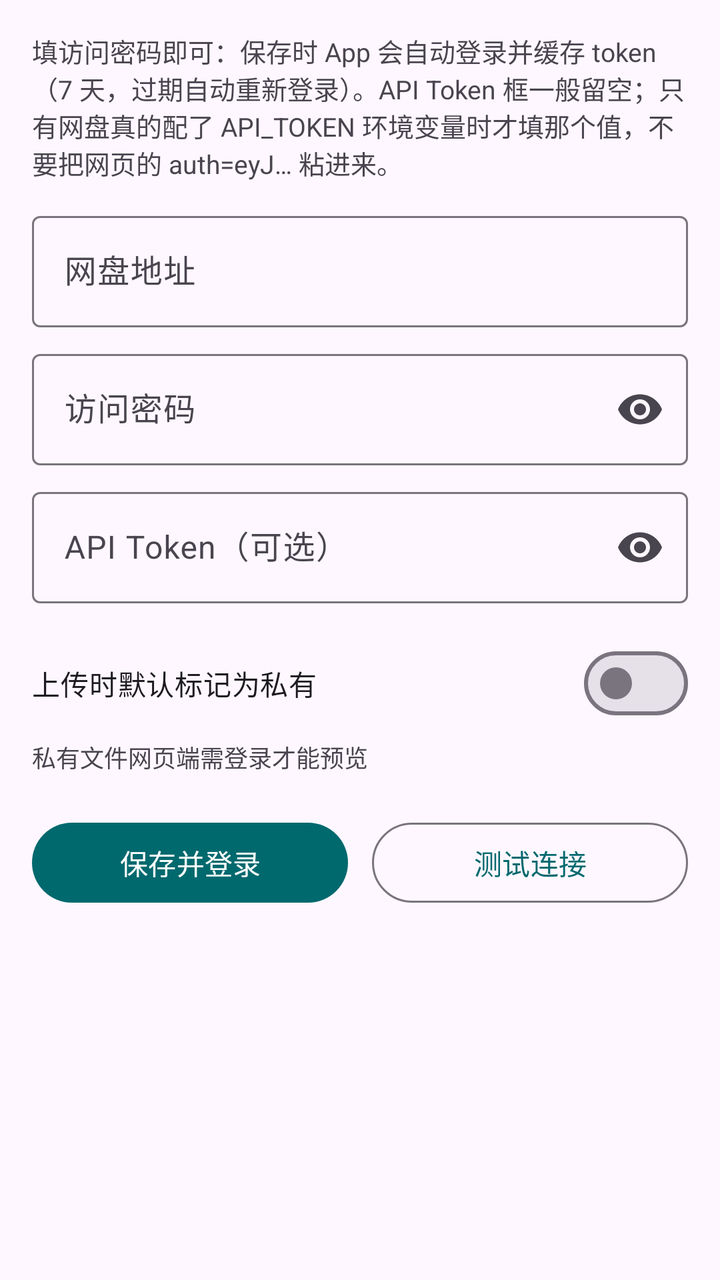
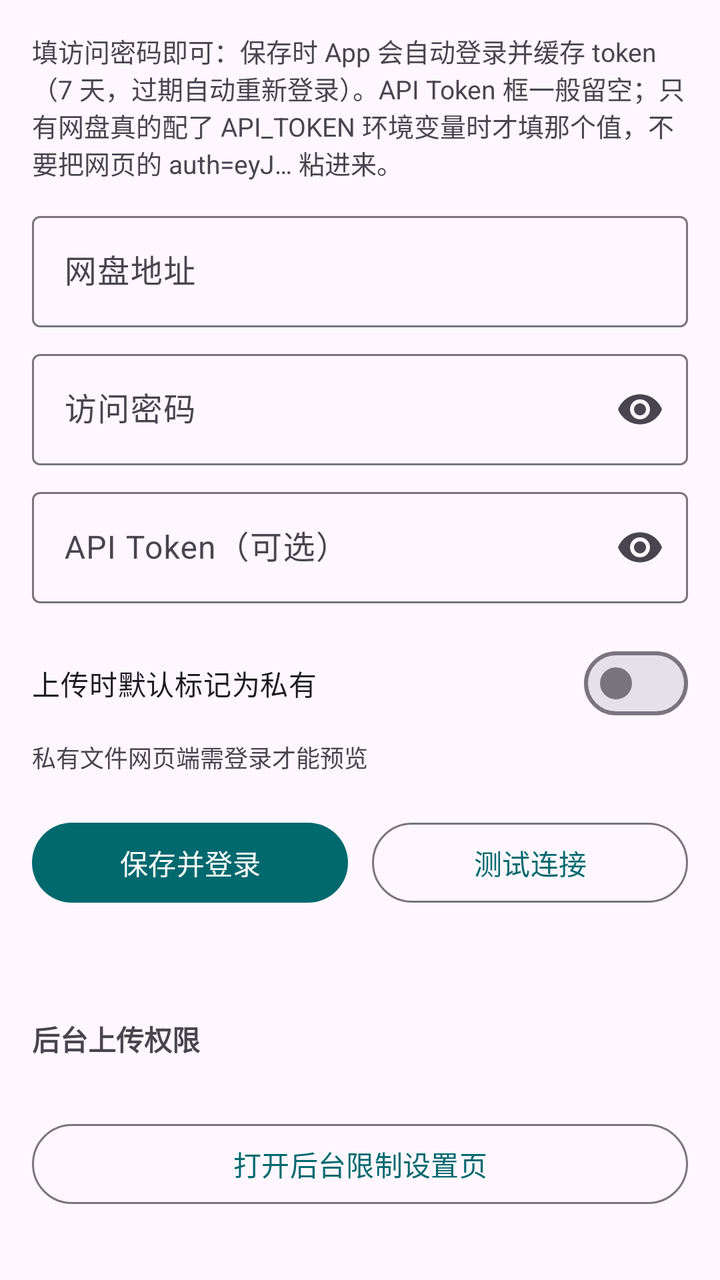

The first picture is an Android layout as it rendered before a commit; the second is the same layout after the commit. The layout source and the unified diff follow.
<!-- AndroidManifest.xml: application theme Theme.OtterHub -->
<!-- res/layout/activity_settings.xml -->
<?xml version="1.0" encoding="utf-8"?>
<ScrollView xmlns:android="http://schemas.android.com/apk/res/android"
    xmlns:app="http://schemas.android.com/apk/res-auto"
    android:layout_width="match_parent"
    android:layout_height="match_parent">

    <LinearLayout
        android:layout_width="match_parent"
        android:layout_height="wrap_content"
        android:orientation="vertical"
        android:padding="16dp">

        <TextView
            android:layout_width="match_parent"
            android:layout_height="wrap_content"
            android:paddingBottom="12dp"
            android:text="@string/settings_hint"
            android:textSize="13sp" />

        <com.google.android.material.textfield.TextInputLayout
            android:layout_width="match_parent"
            android:layout_height="wrap_content"
            android:hint="@string/settings_base_url">

            <com.google.android.material.textfield.TextInputEditText
                android:id="@+id/inputBaseUrl"
                android:layout_width="match_parent"
                android:layout_height="wrap_content"
                android:inputType="textUri" />
        </com.google.android.material.textfield.TextInputLayout>

        <com.google.android.material.textfield.TextInputLayout
            android:layout_width="match_parent"
            android:layout_height="wrap_content"
            android:layout_marginTop="8dp"
            android:hint="@string/settings_password"
            app:endIconMode="password_toggle">

            <com.google.android.material.textfield.TextInputEditText
                android:id="@+id/inputPassword"
                android:layout_width="match_parent"
                android:layout_height="wrap_content"
                android:inputType="textPassword" />
        </com.google.android.material.textfield.TextInputLayout>

        <com.google.android.material.textfield.TextInputLayout
            android:layout_width="match_parent"
            android:layout_height="wrap_content"
            android:layout_marginTop="8dp"
            android:hint="@string/settings_api_token"
            app:endIconMode="password_toggle">

            <com.google.android.material.textfield.TextInputEditText
                android:id="@+id/inputApiToken"
                android:layout_width="match_parent"
                android:layout_height="wrap_content"
                android:inputType="textPassword" />
        </com.google.android.material.textfield.TextInputLayout>

        <com.google.android.material.materialswitch.MaterialSwitch
            android:id="@+id/switchPrivate"
            android:layout_width="match_parent"
            android:layout_height="wrap_content"
            android:layout_marginTop="16dp"
            android:text="@string/settings_private" />

        <TextView
            android:layout_width="match_parent"
            android:layout_height="wrap_content"
            android:paddingTop="4dp"
            android:text="@string/settings_private_hint"
            android:textSize="12sp" />

        <LinearLayout
            android:layout_width="match_parent"
            android:layout_height="wrap_content"
            android:layout_marginTop="20dp"
            android:orientation="horizontal">

            <com.google.android.material.button.MaterialButton
                android:id="@+id/buttonSave"
                android:layout_width="0dp"
                android:layout_height="wrap_content"
                android:layout_weight="1"
                android:text="@string/settings_save" />

            <com.google.android.material.button.MaterialButton
                android:id="@+id/buttonTest"
                style="@style/Widget.Material3.Button.OutlinedButton"
                android:layout_width="0dp"
                android:layout_height="wrap_content"
                android:layout_marginStart="12dp"
                android:layout_weight="1"
                android:text="@string/settings_test" />
        </LinearLayout>

        <TextView
            android:id="@+id/testResult"
            android:layout_width="match_parent"
            android:layout_height="wrap_content"
            android:layout_marginTop="12dp"
            android:textSize="13sp" />
    </LinearLayout>
</ScrollView>
<!-- resources referenced by this layout -->
<resources>
  <string name="settings_api_token">API Token（可选）</string>
  <string name="settings_base_url">网盘地址</string>
  <string name="settings_hint">填访问密码即可：保存时 App 会自动登录并缓存 token（7 天，过期自动重新登录）。API Token 框一般留空；只有网盘真的配了 API_TOKEN 环境变量时才填那个值，不要把网页的 auth=eyJ… 粘进来。</string>
  <string name="settings_password">访问密码</string>
  <string name="settings_private">上传时默认标记为私有</string>
  <string name="settings_private_hint">私有文件网页端需登录才能预览</string>
  <string name="settings_save">保存并登录</string>
  <string name="settings_test">测试连接</string>
  <style name="Theme.OtterHub" parent="Theme.Material3.DayNight.NoActionBar">
          <item name="colorPrimary">@color/brand</item>
      </style>
  <color name="brand">#00696E</color>
</resources>

<!-- the commit's change to res/layout/activity_settings.xml (unified diff, before → after) -->
@@ -100,5 +100,27 @@
             android:layout_height="wrap_content"
             android:layout_marginTop="12dp"
             android:textSize="13sp" />
+
+        <TextView
+            android:layout_width="match_parent"
+            android:layout_height="wrap_content"
+            android:layout_marginTop="24dp"
+            android:text="@string/settings_background"
+            android:textStyle="bold" />
+
+        <TextView
+            android:id="@+id/backgroundStatus"
+            android:layout_width="match_parent"
+            android:layout_height="wrap_content"
+            android:paddingTop="4dp"
+            android:textSize="12sp" />
+
+        <com.google.android.material.button.MaterialButton
+            android:id="@+id/buttonBackground"
+            style="@style/Widget.Material3.Button.OutlinedButton"
+            android:layout_width="match_parent"
+            android:layout_height="wrap_content"
+            android:layout_marginTop="8dp"
+            android:text="@string/settings_background_open" />
     </LinearLayout>
 </ScrollView>
<!-- resource entries referenced after the edit -->
@@ -1,6 +1,8 @@
 <!-- resources referenced by this layout -->
 <resources>
   <string name="settings_api_token">API Token（可选）</string>
+  <string name="settings_background">后台上传权限</string>
+  <string name="settings_background_open">打开后台限制设置页</string>
   <string name="settings_base_url">网盘地址</string>
   <string name="settings_hint">填访问密码即可：保存时 App 会自动登录并缓存 token（7 天，过期自动重新登录）。API Token 框一般留空；只有网盘真的配了 API_TOKEN 环境变量时才填那个值，不要把网页的 auth=eyJ… 粘进来。</string>
   <string name="settings_password">访问密码</string>
